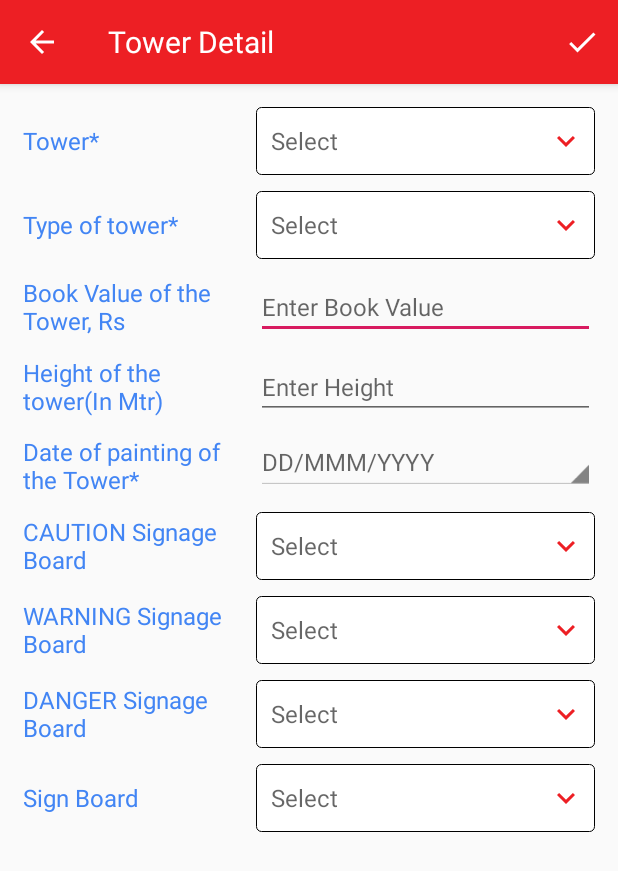
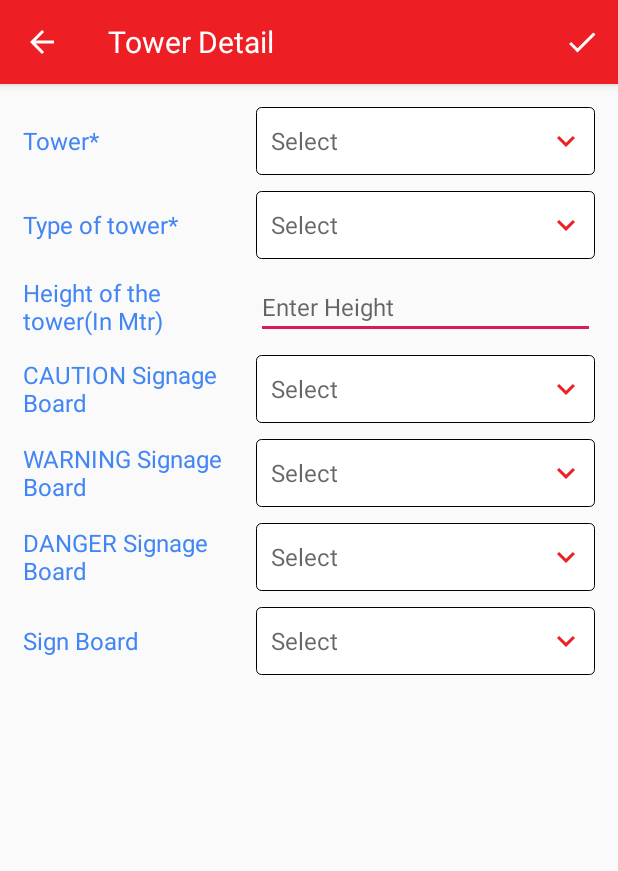
Before and after one commit to EdbrixDeveloper/BrahamaputraJio, an Android app: the Tower_Detail screen opened directly, with no data from a screen before it, on a phone screen of 412 x 824 dp. Shown: the top 871 px of the screen. Run offline under Robolectric (Android 15) with nearby library versions, the phone set to English and light mode, and no system bars; our stand-ins replace CircleImageView; pictures from the network do not load; Roboto replaces fonts that are not available here.

Commit message:
commit     Tower Details Book Value of the Tower,Date of painting of the Tower visibility gone by arjun on Date:11052019.

```diff
--- a/app/src/main/res/layout/activity_tower__detail.xml
+++ b/app/src/main/res/layout/activity_tower__detail.xml
@@ -31,7 +31,7 @@
                     android:layout_height="wrap_content"
                     android:layout_weight="0.4"
                     android:text="Tower*"
-                    android:textColor="@color/colorBlueLink"/>
+                    android:textColor="@color/colorBlueLink" />
 
                 <TextView
                     android:id="@+id/towerDetail_textView_tower_val"
@@ -58,7 +58,7 @@
                     android:layout_height="wrap_content"
                     android:layout_weight="0.4"
                     android:text="Type of tower*"
-                    android:textColor="@color/colorBlueLink"/>
+                    android:textColor="@color/colorBlueLink" />
 
 
                 <TextView
@@ -76,6 +76,7 @@
                 android:layout_width="match_parent"
                 android:layout_height="wrap_content"
                 android:padding="@dimen/app_min_padding"
+                android:visibility="gone"
                 android:weightSum="1">
 
                 <TextView
@@ -84,7 +85,7 @@
                     android:layout_height="wrap_content"
                     android:layout_weight="0.4"
                     android:text="Book Value of the Tower, Rs"
-                    android:textColor="@color/colorBlueLink"/>
+                    android:textColor="@color/colorBlueLink" />
 
                 <EditText
                     android:id="@+id/towerDetail_editText_BookValueOfTheTower"
@@ -111,7 +112,7 @@
                     android:layout_height="wrap_content"
                     android:layout_weight="0.4"
                     android:text="Height of the tower(In Mtr)"
-                    android:textColor="@color/colorBlueLink"/>
+                    android:textColor="@color/colorBlueLink" />
 
                 <EditText
                     android:id="@+id/towerDetail_editText_heightOfTower"
@@ -130,6 +131,7 @@
                 android:layout_width="match_parent"
                 android:layout_height="wrap_content"
                 android:padding="@dimen/app_min_padding"
+                android:visibility="gone"
                 android:weightSum="1">
 
                 <TextView
@@ -140,7 +142,7 @@
                     android:layout_weight="0.4"
                     android:singleLine="false"
                     android:text="Date of painting of the Tower*"
-                    android:textColor="@color/colorBlueLink"/>
+                    android:textColor="@color/colorBlueLink" />
 
                 <EditText
                     android:id="@+id/towerDetail_editText_dateOfPaintingOfTheTower"
@@ -250,7 +252,7 @@
                     android:layout_height="wrap_content"
                     android:layout_weight="0.4"
                     android:text="Sign Board"
-                    android:textColor="@color/colorBlueLink"/>
+                    android:textColor="@color/colorBlueLink" />
 
                 <TextView
                     android:id="@+id/towerDetail_textView_signboard_val"
--- a/app/src/main/res/layout/activity_user_profile.xml
+++ b/app/src/main/res/layout/activity_user_profile.xml
@@ -21,8 +21,7 @@
             android:layout_centerInParent="true"
             android:orientation="vertical">
 
-            <de.hdodenhof.circleimageview.CircleImageView
-                xmlns:app="http://schemas.android.com/apk/res-auto"
+            <de.hdodenhof.circleimageview.CircleImageView xmlns:app="http://schemas.android.com/apk/res-auto"
                 android:id="@+id/imageView2"
                 android:layout_width="90dp"
                 android:layout_height="90dp"
@@ -333,7 +332,7 @@
                         android:layout_below="@+id/userProfile_textView_stateText"
                         android:layout_toRightOf="@+id/userProfile_imageView_ssa"
                         android:paddingLeft="@dimen/app_normal_padding"
-                        android:text="SSA" />
+                        android:text="SSA/CPA" />
 
                     <TextView
                         android:id="@+id/userProfile_textView_ssaText"
```
